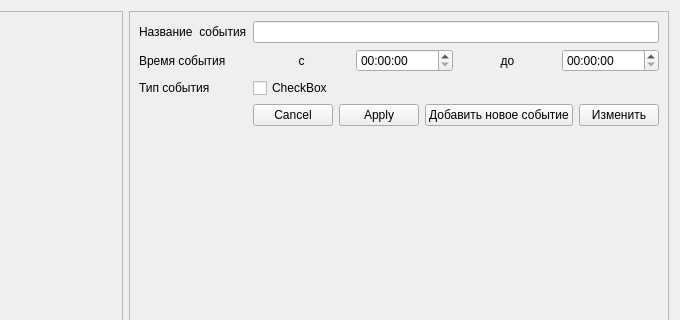
Before: the Qt Designer form ui/pages/eventinfo.ui in Artem535/PsyClientManager, drawn with Qt 5; both pictures show x 763 to 1443 and y 0 to 320 of the 1443 by 827 pixel window.
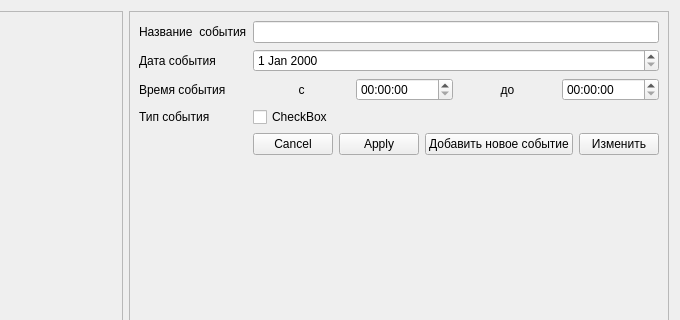
After: the same form once the commit is applied.

Commit message: feat: Try to realize changing date

Patch:
```diff
--- a/ui/pages/eventinfo.ui
+++ b/ui/pages/eventinfo.ui
@@ -101,14 +101,14 @@
         <item row="0" column="1">
          <widget class="QLineEdit" name="mTitle"/>
         </item>
-        <item row="1" column="0">
+        <item row="2" column="0">
          <widget class="QLabel" name="label_4">
           <property name="text">
            <string>Время события</string>
           </property>
          </widget>
         </item>
-        <item row="1" column="1">
+        <item row="2" column="1">
          <layout class="QHBoxLayout" name="horizontalLayout_2">
           <item>
            <widget class="QLabel" name="label_3">
@@ -146,14 +146,21 @@
           </item>
          </layout>
         </item>
-        <item row="2" column="0">
+        <item row="3" column="0">
          <widget class="QLabel" name="label_6">
           <property name="text">
            <string>Тип события</string>
           </property>
          </widget>
         </item>
-        <item row="3" column="0">
+        <item row="3" column="1">
+         <widget class="QCheckBox" name="mEventType">
+          <property name="text">
+           <string>CheckBox</string>
+          </property>
+         </widget>
+        </item>
+        <item row="4" column="0">
          <spacer name="horizontalSpacer">
           <property name="orientation">
            <enum>Qt::Orientation::Horizontal</enum>
@@ -166,7 +173,7 @@
           </property>
          </spacer>
         </item>
-        <item row="3" column="1">
+        <item row="4" column="1">
          <layout class="QHBoxLayout" name="horizontalLayout_3">
           <item>
            <widget class="QDialogButtonBox" name="mButtonBox">
@@ -200,10 +207,17 @@
           </item>
          </layout>
         </item>
-        <item row="2" column="1">
-         <widget class="QCheckBox" name="mEventType">
+        <item row="1" column="0">
+         <widget class="QLabel" name="label_7">
           <property name="text">
-           <string>CheckBox</string>
+           <string>Дата события</string>
+          </property>
+         </widget>
+        </item>
+        <item row="1" column="1">
+         <widget class="QDateEdit" name="mEventDate">
+          <property name="timeSpec">
+           <enum>Qt::TimeSpec::LocalTime</enum>
           </property>
          </widget>
         </item>
```
The commit also changes 1 other file.
